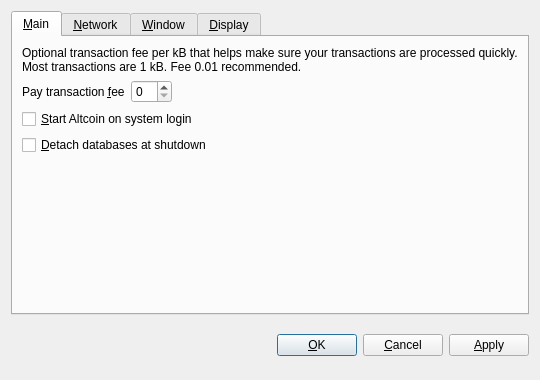
Before: the Qt Designer form src/qt/forms/optionsdialog.ui in hqcoin/HQCoin, drawn with Qt 5.
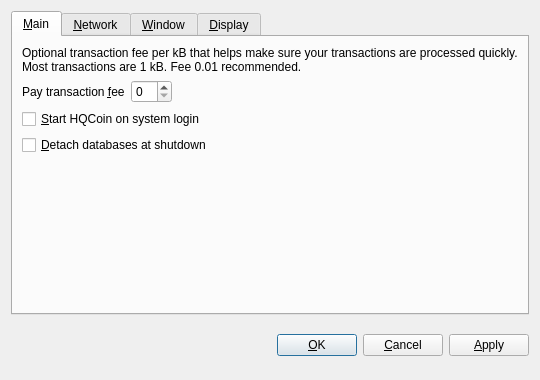
After: the same form once the commit is applied. The open tabs and pages were chosen to show the change. Custom widgets are drawn as their Qt base class.

The edit to the form file:
```diff
--- a/src/qt/forms/optionsdialog.ui
+++ b/src/qt/forms/optionsdialog.ui
@@ -82,7 +82,7 @@
           <string>Automatically start Altcoin after logging in to the system.</string>
          </property>
          <property name="text">
-          <string>&amp;Start Altcoin on system login</string>
+          <string>&amp;Start HQCoin on system login</string>
          </property>
         </widget>
        </item>
```
Left out of the diff: 10 changed lines with no effect on the pictures.
